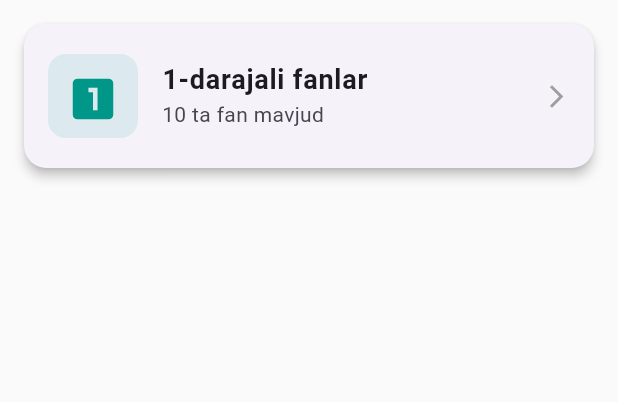
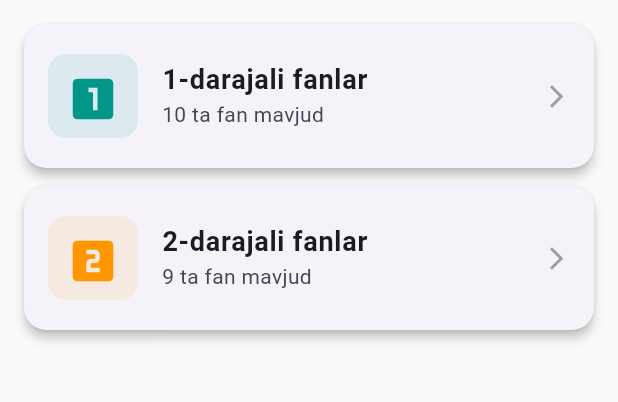
Before and after one commit to kenshi007f/kutubxona_app, a Flutter app: the screen it shows after launch, on a phone screen of 412 x 824 dp, the part 84-486 px from its top. Run offline on Flutter 3.47's test engine with Material 3 defaults, Android fonts, the phone set to English and light mode, and no system bars; missing offline and left inert: flutter_pdfview.

Commit message:
2-darajali fanlar qo'shildi

```diff
--- a/lib/main.dart
+++ b/lib/main.dart
@@ -48,8 +48,9 @@ class Kurs {
   const Kurs(this.nomi, this.ikonka, this.rang, this.fanlar);
 }
 
-// --- BARCHA MA'LUMOTLAR (1-DARAJALI FANLAR) ---
+// --- BARCHA MA'LUMOTLAR (1-DARAJALI VA 2-DARAJALI) ---
 const List<Kurs> hammaKurslar = [
+  // ================= 1-DARAJALI FANLAR =================
   Kurs(
     '1-darajali fanlar',
     Icons.looks_one,
@@ -201,6 +202,107 @@ const List<Kurs> hammaKurslar = [
           Kitob('IKP - Gadoyev (original)', 'https://github.com/kenshi007f/kutubxona_app/releases/download/IKP_va_BKP/IKP-Gadoyev.original.pdf'),
           Kitob('Ichki kasalliklar - Kamolov', 'https://github.com/kenshi007f/kutubxona_app/releases/download/IKP_va_BKP/Kamolov-Ichki.Kasalliklar.pdf'),
           Kitob('Ichki kasalliklar propedevtikasi - Qosimov', 'https://github.com/kenshi007f/kutubxona_app/releases/download/IKP_va_BKP/Qosimov-Ichki.kasalliklar.propedevtikasi.pdf'),
+        ],
+      ),
+    ],
+  ),
+
+  // ================= 2-DARAJALI FANLAR =================
+  Kurs(
+    '2-darajali fanlar',
+    Icons.looks_two,
+    Colors.orange,
+    [
+      // 1. JAMOAT SALOMATLIGI
+      Fan(
+        'Jamoat salomatligi',
+        [
+          Kitob('Jamoat salomatligi va sog\'liqni saqlash', 'https://github.com/kenshi007f/kutubxona_app/releases/download/Jamoat_salomatligi/Jamoat.salomatligi.va.sog.likni.saql.boshq.Mamatqulov.pdf'),
+        ],
+      ),
+
+      // 2. LOTIN TILI
+      Fan(
+        'Lotin tili',
+        [
+          Kitob('Lotin tili - Boliyev', 'https://github.com/kenshi007f/kutubxona_app/releases/download/Lotin_tili/Lotin.tili.Boliyev.M.N.pdf'),
+          Kitob('Lotin tili - Rustamova', 'https://github.com/kenshi007f/kutubxona_app/releases/download/Lotin_tili/Lotin.tili.S.Sh.Rustamova.pdf'),
+          Kitob('Lotin tili - Xo\'jayeva', 'https://github.com/kenshi007f/kutubxona_app/releases/download/Lotin_tili/Lotin.tili.Xo.jayeva.L.U.-.2005.y.pdf'),
+          Kitob('Lotin tilidan lug\'at', 'https://github.com/kenshi007f/kutubxona_app/releases/download/Lotin_tili/LOTIN.TILIDAN.LUGAT.pdf'),
+        ],
+      ),
+
+      // 3. DALA JARROHLIGI
+      Fan(
+        'Dala jarrohligi',
+        [
+          Kitob('Harbiy-dala jarrohligi - Kariyev', 'https://github.com/kenshi007f/kutubxona_app/releases/download/Dala_jarrohligi/Harbiy-Dala.Jarrohligi.Kariyev.M.-.T.2007.y.pdf'),
+        ],
+      ),
+
+      // 4. FALSAFA
+      Fan(
+        'Falsafa',
+        [
+          Kitob('Falsafa - Yusupov', 'https://github.com/kenshi007f/kutubxona_app/releases/download/Falsafa/Falsafa.E.Yusupov.va.b.pdf'),
+          Kitob('Falsafa - Shermuxamedova', 'https://github.com/kenshi007f/kutubxona_app/releases/download/Falsafa/Falsafa.Shermuxamedova.N.Toshkent.2019.pdf'),
+          Kitob('Falsafa - Davronov', 'https://github.com/kenshi007f/kutubxona_app/releases/download/Falsafa/Falsafa.Z.Davronov.Toshkent.2019.pdf'),
+          Kitob('Falsafa asoslari', 'https://github.com/kenshi007f/kutubxona_app/releases/download/Falsafa/Falsafa_asoslari_Q_Nazarov_S_Mamashokirov.pdf'),
+        ],
+      ),
+
+      // 5. FUQAROLIK JAMIYATI
+      Fan(
+        'Fuqarolik jamiyati',
+        [
+          Kitob('Fuqarolik jamiyati - A. Utamurodov', 'https://github.com/kenshi007f/kutubxona_app/releases/download/Fuqarolik_jamiyati/A.Utamurodov.Fuqarolik.jamiyati.2018.pdf'),
+        ],
+      ),
+
+      // 6. HAYOT XAVFSIZLIGI
+      Fan(
+        'Hayot xavfsizligi',
+        [
+          Kitob('Hayot faoliyati xavfsizligi', 'https://github.com/kenshi007f/kutubxona_app/releases/download/Hayot_xavfsizligi/hayot_faoliyati_xavfsizligi.doc'),
+        ],
+      ),
+
+      // 7. TIBBIY BIOLOGIYA
+      Fan(
+        'Tibbiy biologiya',
+        [
+          Kitob('Tibbiy biologiya va genetika - Nishonboyev', 'https://github.com/kenshi007f/kutubxona_app/releases/download/Tibbiy_Biologiya/11.Nishonboyev.K.N.Tibbiy.biologiya.va.genetika.docx'),
+          Kitob('Biologiya - Xoliqov (2005)', 'https://github.com/kenshi007f/kutubxona_app/releases/download/Tibbiy_Biologiya/Biologiya.P.X.Xoliqov.2005.pdf'),
+          Kitob('Tibbiy biologiya va genetika (1-qism)', 'https://github.com/kenshi007f/kutubxona_app/releases/download/Tibbiy_Biologiya/tibbiy.biologiya.va.genetika.1.pdf'),
+          Kitob('Tibbiy biologiya va genetika (2019)', 'https://github.com/kenshi007f/kutubxona_app/releases/download/Tibbiy_Biologiya/Tibbiy.biologiya.va.genetika.2019.P.X.pdf'),
+          Kitob('Tibbiy biologiya va umumiy genetika', 'https://github.com/kenshi007f/kutubxona_app/releases/download/Tibbiy_Biologiya/Tibbiy.biologiya.va.umumiy.genetika.OTM.uchun.pdf'),
+          Kitob('Xoliqov (2018)', 'https://github.com/kenshi007f/kutubxona_app/releases/download/Tibbiy_Biologiya/Xoliqov_2018_yil.docx'),
+        ],
+      ),
+
+      // 8. GIGIYENA
+      Fan(
+        'Gigiyena',
+        [
+          Kitob('Gigiyena tibbiy ekologiya', 'https://github.com/kenshi007f/kutubxona_app/releases/download/Gigiyena/Gigiena.tibbiy.ekologiya.O.q.Qo.ll.pdf'),
+          Kitob('Gigiyena', 'https://github.com/kenshi007f/kutubxona_app/releases/download/Gigiyena/Gigiyena.pdf'),
+          Kitob('Kommunal gigiyena - Rustamova (2019)', 'https://github.com/kenshi007f/kutubxona_app/releases/download/Gigiyena/Kommunal.gigiyena.H.E.Rustamova.2019.Darslik.pdf.pdf'),
+          Kitob('Kommunal gigiyena - Otaboyev (2007)', 'https://github.com/kenshi007f/kutubxona_app/releases/download/Gigiyena/Kommunal.gigiyena.Otaboyev.Sh.T.-.2007.y.pdf'),
+          Kitob('Ovqatlanish fiziologiyasi asoslari', 'https://github.com/kenshi007f/kutubxona_app/releases/download/Gigiyena/ovqatlanish_fiziologiyasi_asos.pdf'),
+          Kitob('Umumiy gigiyena - Duschanov (2008)', 'https://github.com/kenshi007f/kutubxona_app/releases/download/Gigiyena/Umumiy.gigiyena.Duschanov.B.A.-.2008.y.2.pdf'),
+        ],
+      ),
+
+      // 9. TIBBIY KIMYO
+      Fan(
+        'Tibbiy kimyo',
+        [
+          Kitob('Tibbiy kimyo (1-qism) - Alimxodjayeva', 'https://github.com/kenshi007f/kutubxona_app/releases/download/Tibbiy_kimyo/Alimxodjayeva.N.T.Tibbiy.kimyo.I-qism.2019.pdf'),
+          Kitob('Bioorganik kimyo - Mahsumov', 'https://github.com/kenshi007f/kutubxona_app/releases/download/Tibbiy_kimyo/Bioorganik.kimyo.Mahsumov.A.G.2007.pdf'),
+          Kitob('Bioorganik kimyo - N.T. Alimxodjayeva', 'https://github.com/kenshi007f/kutubxona_app/releases/download/Tibbiy_kimyo/N.T.ALIMXODJAYEVA.BIOORGANIK.KIMYO.pdf'),
+          Kitob('Organik kimyo - A. Karimov (2021)', 'https://github.com/kenshi007f/kutubxona_app/releases/download/Tibbiy_kimyo/Organik.kimyo.-A-Karimov.-Darslik-.Toshkent-2021.pdf'),
+          Kitob('Tibbiy kimyo 2', 'https://github.com/kenshi007f/kutubxona_app/releases/download/Tibbiy_kimyo/Tibbiy.kimyo.2.pdf'),
+          Kitob('Tibbiy kimyo - Masharipov', 'https://github.com/kenshi007f/kutubxona_app/releases/download/Tibbiy_kimyo/TIBBIY.KIMYO_MASHARIPOV.pdf'),
         ],
       ),
     ],
```
